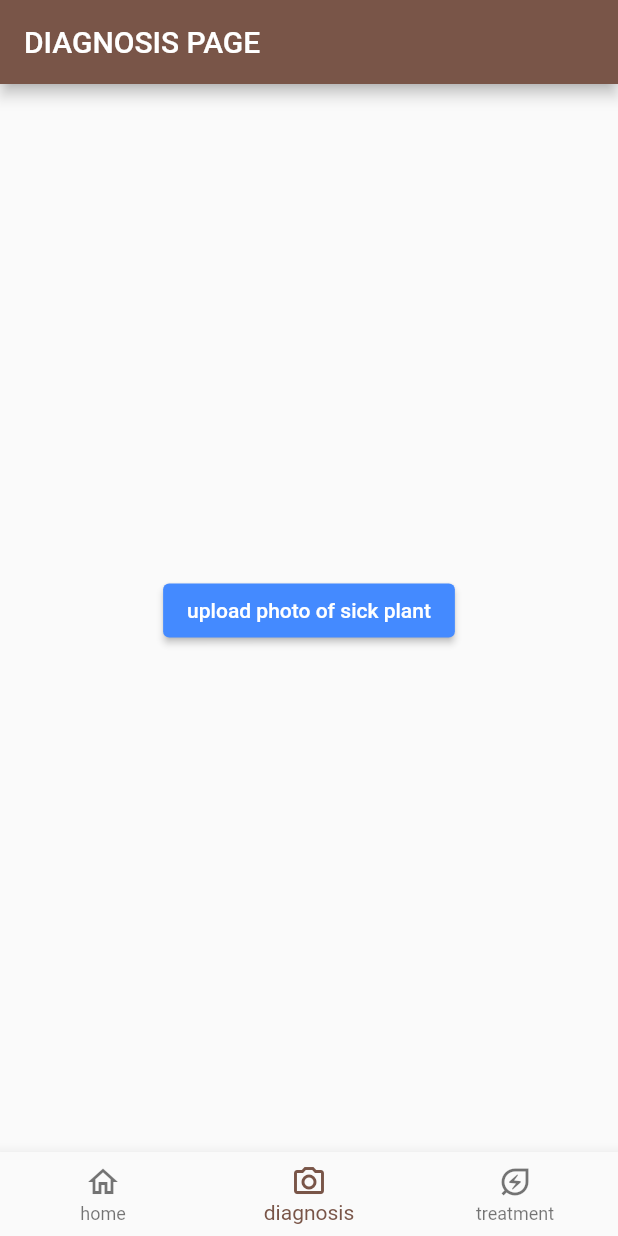
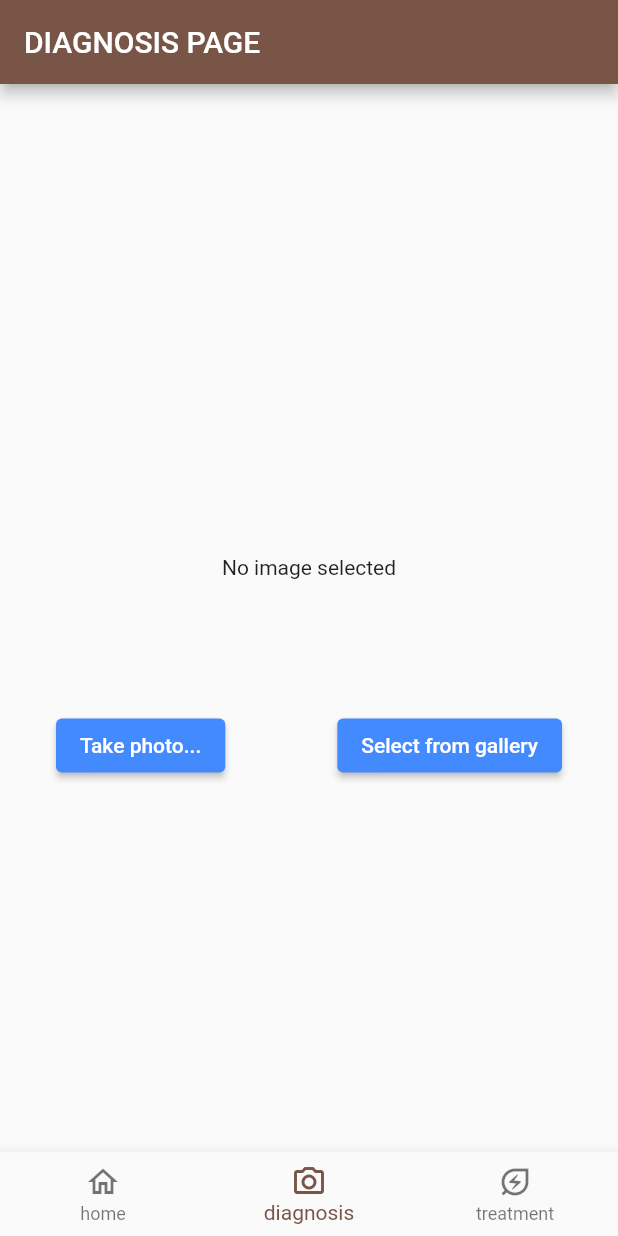
Before and after one commit to notrayo/waru-bora-test-app, a Flutter app: the screen it shows after launch, item 2 of the bottom bar chosen, on a phone screen of 412 x 824 dp. Run offline on Flutter 3.47's test engine with Material 2 defaults, Android fonts, the light colour scheme and no system bars; our stand-ins replace image_picker.

Commit message:
created image picker where an image can be picked from gallery or taken by a camera

```diff
--- a/lib/screens/diagnosis_screen.dart
+++ b/lib/screens/diagnosis_screen.dart
@@ -1,6 +1,9 @@
+import 'dart:io';
+
 import 'package:flutter/material.dart';
 //import 'package:flutter/src/widgets/container.dart';
 //import 'package:flutter/src/widgets/framework.dart';
+import 'package:image_picker/image_picker.dart';
 
 class DiagnosisScreen extends StatefulWidget {
   const DiagnosisScreen({super.key});
@@ -9,7 +12,22 @@ class DiagnosisScreen extends StatefulWidget {
   State<DiagnosisScreen> createState() => _DiagnosisScreenState();
 }
 
+// popup logic will go here ...
+
 class _DiagnosisScreenState extends State<DiagnosisScreen> {
+  //image file
+
+  File? _imageFile;
+
+  Future<void> _getImage(ImageSource source) async {
+    final pickedFile = await ImagePicker().pickImage(source: source);
+    if (pickedFile != null) {
+      setState(() {
+        _imageFile = File(pickedFile.path);
+      });
+    }
+  }
+
   @override
   Widget build(BuildContext context) {
     return Scaffold(
@@ -19,15 +37,37 @@ class _DiagnosisScreenState extends State<DiagnosisScreen> {
           child: Column(
         mainAxisAlignment: MainAxisAlignment.center,
         children: [
+          _imageFile != null
+              ? Image.file(_imageFile!, height: 150)
+              : const SizedBox(
+                  height: 150,
+                  child: Center(
+                    child: Text('No image selected'),
+                  ),
+                ),
+          const SizedBox(height: 20),
+          Row(
+            mainAxisAlignment: MainAxisAlignment.spaceEvenly,
+            children: [
               ElevatedButton(
-            onPressed: () {},
+                onPressed: () => _getImage(ImageSource.camera),
                 style: ElevatedButton.styleFrom(
                     foregroundColor: Colors.white,
                     backgroundColor: Colors.blueAccent),
-            child: const Text('upload photo of sick plant'),
+                child: const Text('Take photo...'),
               ),
               const SizedBox(
                 height: 10,
+              ),
+              ElevatedButton(
+                onPressed: () => _getImage(ImageSource.gallery),
+                style: ElevatedButton.styleFrom(
+                  foregroundColor: Colors.white,
+                  backgroundColor: Colors.blueAccent,
+                ),
+                child: const Text('Select from gallery'),
+              ),
+            ],
           )
         ],
       )),
--- a/pubspec.yaml
+++ b/pubspec.yaml
@@ -38,6 +38,7 @@ dependencies:
   cupertino_icons: ^1.0.2
   image_picker: ^0.8.7+2
   permission_handler: ^10.2.0
+  http: ^0.13.5
 
 dev_dependencies:
   flutter_test:
```
Also changed, not shown: pubspec.lock. Lines whose indentation alone changed are shown as unchanged.
